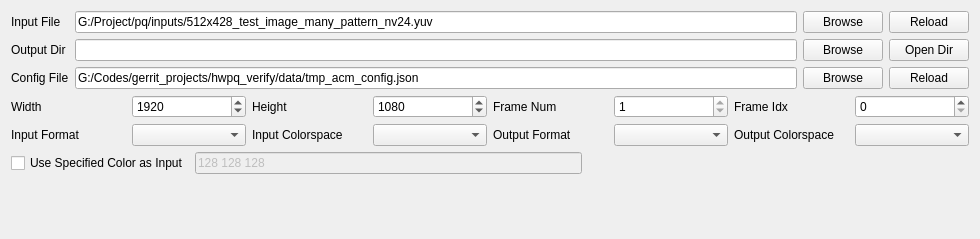
This is script/verify_tool_app/ui/io_ui.ui in FaiScofield/hwpq_verify as Qt 5 draws it before an edit. The edited form follows.
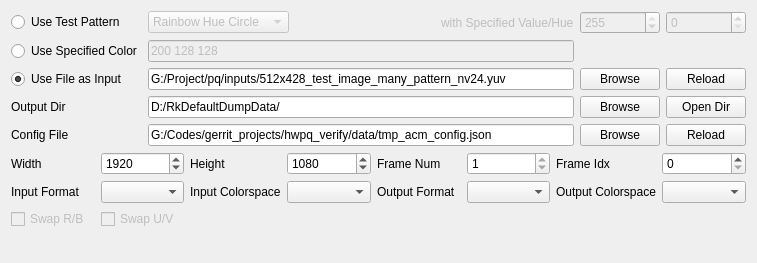
This is the edited form.

Diff of the .ui file:
```diff
--- a/script/verify_tool_app/ui/io_ui.ui
+++ b/script/verify_tool_app/ui/io_ui.ui
@@ -6,8 +6,8 @@
    <rect>
     <x>0</x>
     <y>0</y>
-    <width>980</width>
-    <height>239</height>
+    <width>757</width>
+    <height>263</height>
    </rect>
   </property>
   <property name="windowTitle">
@@ -15,106 +15,255 @@
   </property>
   <layout class="QVBoxLayout" name="verticalLayout">
    <item>
-    <layout class="QFormLayout" name="formLayout">
-     <property name="fieldGrowthPolicy">
-      <enum>QFormLayout::FieldGrowthPolicy::AllNonFixedFieldsGrow</enum>
-     </property>
-     <item row="0" column="0">
-      <widget class="QLabel" name="label_input_file">
+    <layout class="QGridLayout" name="gridLayout_IO">
+     <item row="2" column="1">
+      <widget class="QLineEdit" name="lineEdit_setColor">
+       <property name="enabled">
+        <bool>false</bool>
+       </property>
+       <property name="toolTip">
+        <string>&lt;html&gt;&lt;head/&gt;&lt;body&gt;&lt;p&gt;指定纯色作为输入（注意和输入的格式及色彩空间都有关系）&lt;/p&gt;&lt;/body&gt;&lt;/html&gt;</string>
+       </property>
        <property name="text">
-        <string>Input File</string>
+        <string>200 128 128</string>
        </property>
       </widget>
      </item>
-     <item row="0" column="1">
-      <layout class="QHBoxLayout" name="horizontalLayout_input_file">
-       <item>
-        <widget class="QLineEdit" name="lineEdit_input_file">
-         <property name="text">
-          <string>G:/Project/pq/inputs/512x428_test_image_many_pattern_nv24.yuv</string>
-         </property>
-        </widget>
-       </item>
-       <item>
-        <widget class="QPushButton" name="pushButton_browse_input">
-         <property name="text">
-          <string>Browse</string>
-         </property>
-        </widget>
-       </item>
-       <item>
-        <widget class="QPushButton" name="pushButton_reload">
-         <property name="text">
-          <string>Reload</string>
-         </property>
-        </widget>
-       </item>
-      </layout>
+     <item row="4" column="3">
+      <widget class="QPushButton" name="pushButton_open_output">
+       <property name="text">
+        <string>Open Dir</string>
+       </property>
+      </widget>
+     </item>
+     <item row="5" column="1">
+      <widget class="QLineEdit" name="lineEdit_config_file">
+       <property name="text">
+        <string>G:/Codes/gerrit_projects/hwpq_verify/data/tmp_acm_config.json</string>
+       </property>
+      </widget>
+     </item>
+     <item row="4" column="2">
+      <widget class="QPushButton" name="pushButton_browse_output">
+       <property name="text">
+        <string>Browse</string>
+       </property>
+      </widget>
+     </item>
+     <item row="3" column="2">
+      <widget class="QPushButton" name="pushButton_browse_input">
+       <property name="text">
+        <string>Browse</string>
+       </property>
+      </widget>
      </item>
      <item row="1" column="0">
+      <widget class="QRadioButton" name="radioButton_useTestPattern">
+       <property name="text">
+        <string>Use Test Pattern</string>
+       </property>
+       <attribute name="buttonGroup">
+        <string notr="true">buttonGroup</string>
+       </attribute>
+      </widget>
+     </item>
+     <item row="4" column="1">
+      <widget class="QLineEdit" name="lineEdit_output_dir">
+       <property name="text">
+        <string>D:/RkDefaultDumpData/</string>
+       </property>
+      </widget>
+     </item>
+     <item row="4" column="0">
       <widget class="QLabel" name="label_output_dir">
        <property name="text">
         <string>Output Dir</string>
        </property>
       </widget>
      </item>
-     <item row="1" column="1">
-      <layout class="QHBoxLayout" name="horizontalLayout_output_dir">
-       <item>
-        <widget class="QLineEdit" name="lineEdit_output_dir"/>
-       </item>
-       <item>
-        <widget class="QPushButton" name="pushButton_browse_output">
-         <property name="text">
-          <string>Browse</string>
-         </property>
-        </widget>
-       </item>
-       <item>
-        <widget class="QPushButton" name="pushButton_open_output">
-         <property name="text">
-          <string>Open Dir</string>
-         </property>
-        </widget>
-       </item>
-      </layout>
-     </item>
-     <item row="2" column="0">
+     <item row="5" column="0">
       <widget class="QLabel" name="label_config_file">
        <property name="text">
         <string>Config File</string>
        </property>
       </widget>
      </item>
-     <item row="2" column="1">
-      <layout class="QHBoxLayout" name="horizontalLayout_config_file">
+     <item row="3" column="1">
+      <widget class="QLineEdit" name="lineEdit_input_file">
+       <property name="text">
+        <string>G:/Project/pq/inputs/512x428_test_image_many_pattern_nv24.yuv</string>
+       </property>
+      </widget>
+     </item>
+     <item row="5" column="3">
+      <widget class="QPushButton" name="pushButton_load_config">
+       <property name="text">
+        <string>Reload</string>
+       </property>
+      </widget>
+     </item>
+     <item row="3" column="0">
+      <widget class="QRadioButton" name="radioButton_useInputFile">
+       <property name="text">
+        <string>Use File as Input</string>
+       </property>
+       <property name="checked">
+        <bool>true</bool>
+       </property>
+       <attribute name="buttonGroup">
+        <string notr="true">buttonGroup</string>
+       </attribute>
+      </widget>
+     </item>
+     <item row="3" column="3">
+      <widget class="QPushButton" name="pushButton_reload">
+       <property name="text">
+        <string>Reload</string>
+       </property>
+      </widget>
+     </item>
+     <item row="2" column="0">
+      <widget class="QRadioButton" name="radioButton_useSecColor">
+       <property name="toolTip">
+        <string>&lt;html&gt;&lt;head/&gt;&lt;body&gt;&lt;p&gt;指定纯色作为输入（注意和输入的格式及色彩空间都有关系）&lt;/p&gt;&lt;/body&gt;&lt;/html&gt;</string>
+       </property>
+       <property name="text">
+        <string>Use Specified Color</string>
+       </property>
+       <attribute name="buttonGroup">
+        <string notr="true">buttonGroup</string>
+       </attribute>
+      </widget>
+     </item>
+     <item row="5" column="2">
+      <widget class="QPushButton" name="pushButton_browse_config">
+       <property name="text">
+        <string>Browse</string>
+       </property>
+      </widget>
+     </item>
+     <item row="1" column="1">
+      <layout class="QHBoxLayout" name="horizontalLayout">
+       <property name="topMargin">
+        <number>0</number>
+       </property>
        <item>
-        <widget class="QLineEdit" name="lineEdit_config_file">
-         <property name="text">
-          <string>G:/Codes/gerrit_projects/hwpq_verify/data/tmp_acm_config.json</string>
+        <widget class="QComboBox" name="comboBox_useTestPattern">
+         <property name="enabled">
+          <bool>false</bool>
          </property>
+         <property name="sizePolicy">
+          <sizepolicy hsizetype="Fixed" vsizetype="Fixed">
+           <horstretch>1</horstretch>
+           <verstretch>0</verstretch>
+          </sizepolicy>
+         </property>
+         <item>
+          <property name="text">
+           <string>Rainbow Hue Circle</string>
+          </property>
+         </item>
+         <item>
+          <property name="text">
+           <string>Rainbow Hue Ramp</string>
+          </property>
+         </item>
+         <item>
+          <property name="text">
+           <string>HSV Patches</string>
+          </property>
+         </item>
+         <item>
+          <property name="text">
+           <string>Saturation Ramp</string>
+          </property>
+         </item>
+         <item>
+          <property name="text">
+           <string>Value Ramp</string>
+          </property>
+         </item>
+         <item>
+          <property name="text">
+           <string>Gray Ramp</string>
+          </property>
+         </item>
         </widget>
        </item>
        <item>
-        <widget class="QPushButton" name="pushButton_browse_config">
-         <property name="text">
-          <string>Browse</string>
+        <spacer name="horizontalSpacer">
+         <property name="orientation">
+          <enum>Qt::Orientation::Horizontal</enum>
          </property>
-        </widget>
+         <property name="sizeHint" stdset="0">
+          <size>
+           <width>40</width>
+           <height>20</height>
+          </size>
+         </property>
+        </spacer>
        </item>
        <item>
-        <widget class="QPushButton" name="pushButton_load_config">
+        <widget class="QLabel" name="label_valueV">
+         <property name="enabled">
+          <bool>false</bool>
+         </property>
          <property name="text">
-          <string>Reload</string>
+          <string>with Specified Value/Hue</string>
          </property>
         </widget>
        </item>
       </layout>
      </item>
+     <item row="1" column="2">
+      <widget class="QSpinBox" name="spinBox_valueV">
+       <property name="enabled">
+        <bool>false</bool>
+       </property>
+       <property name="maximum">
+        <number>255</number>
+       </property>
+       <property name="value">
+        <number>255</number>
+       </property>
+      </widget>
+     </item>
+     <item row="1" column="3">
+      <widget class="QSpinBox" name="spinBox_valueH">
+       <property name="enabled">
+        <bool>false</bool>
+       </property>
+       <property name="maximum">
+        <number>360</number>
+       </property>
+       <property name="value">
+        <number>0</number>
+       </property>
+      </widget>
+     </item>
     </layout>
    </item>
    <item>
-    <layout class="QGridLayout" name="gridLayout">
+    <layout class="QGridLayout" name="gridLayout_fmt">
+     <item row="0" column="5">
+      <widget class="QSpinBox" name="spinBox_frame_num">
+       <property name="readOnly">
+        <bool>true</bool>
+       </property>
+       <property name="minimum">
+        <number>1</number>
+       </property>
+       <property name="maximum">
+        <number>10000</number>
+       </property>
+      </widget>
+     </item>
+     <item row="1" column="1">
+      <widget class="QComboBox" name="comboBox_input_format"/>
+     </item>
+     <item row="1" column="5">
+      <widget class="QComboBox" name="comboBox_output_format"/>
+     </item>
      <item row="0" column="0">
       <widget class="QLabel" name="label_width">
        <property name="text">
@@ -122,26 +271,6 @@
        </property>
       </widget>
      </item>
-     <item row="0" column="1">
-      <widget class="QSpinBox" name="spinBox_width">
-       <property name="minimum">
-        <number>1</number>
-       </property>
-       <property name="maximum">
-        <number>8192</number>
-       </property>
-       <property name="value">
-        <number>1920</number>
-       </property>
-      </widget>
-     </item>
-     <item row="0" column="2">
-      <widget class="QLabel" name="label_height">
-       <property name="text">
-        <string>Height</string>
-       </property>
-      </widget>
-     </item>
      <item row="0" column="3">
       <widget class="QSpinBox" name="spinBox_height">
        <property name="minimum">
@@ -162,23 +291,23 @@
        </property>
       </widget>
      </item>
-     <item row="0" column="5">
-      <widget class="QSpinBox" name="spinBox_frame_num">
-       <property name="readOnly">
-        <bool>true</bool>
-       </property>
+     <item row="0" column="1">
+      <widget class="QSpinBox" name="spinBox_width">
        <property name="minimum">
         <number>1</number>
        </property>
        <property name="maximum">
-        <number>10000</number>
+        <number>8192</number>
+       </property>
+       <property name="value">
+        <number>1920</number>
        </property>
       </widget>
      </item>
-     <item row="0" column="6">
-      <widget class="QLabel" name="label_frame_idx">
+     <item row="1" column="2">
+      <widget class="QLabel" name="label_input_colorspace">
        <property name="text">
-        <string>Frame Idx</string>
+        <string>Input Colorspace</string>
        </property>
       </widget>
      </item>
@@ -189,6 +318,19 @@
        </property>
       </widget>
      </item>
+     <item row="1" column="3">
+      <widget class="QComboBox" name="comboBox_input_colorspace"/>
+     </item>
+     <item row="1" column="7">
+      <widget class="QComboBox" name="comboBox_output_colorspace"/>
+     </item>
+     <item row="0" column="6">
+      <widget class="QLabel" name="label_frame_idx">
+       <property name="text">
+        <string>Frame Idx</string>
+       </property>
+      </widget>
+     </item>
      <item row="1" column="0">
       <widget class="QLabel" name="label_input_format">
        <property name="text">
@@ -196,29 +338,6 @@
        </property>
       </widget>
      </item>
-     <item row="1" column="1">
-      <widget class="QComboBox" name="comboBox_input_format"/>
-     </item>
-     <item row="1" column="2">
-      <widget class="QLabel" name="label_input_colorspace">
-       <property name="text">
-        <string>Input Colorspace</string>
-       </property>
-      </widget>
-     </item>
-     <item row="1" column="3">
-      <widget class="QComboBox" name="comboBox_input_colorspace"/>
-     </item>
-     <item row="1" column="4">
-      <widget class="QLabel" name="label_output_format">
-       <property name="text">
-        <string>Output Format</string>
-       </property>
-      </widget>
-     </item>
-     <item row="1" column="5">
-      <widget class="QComboBox" name="comboBox_output_format"/>
-     </item>
      <item row="1" column="6">
       <widget class="QLabel" name="label_output_colorspace">
        <property name="text">
@@ -226,42 +345,39 @@
        </property>
       </widget>
      </item>
-     <item row="1" column="7">
-      <widget class="QComboBox" name="comboBox_output_colorspace"/>
+     <item row="0" column="2">
+      <widget class="QLabel" name="label_height">
+       <property name="text">
+        <string>Height</string>
+       </property>
+      </widget>
      </item>
-    </layout>
-   </item>
-   <item>
-    <layout class="QHBoxLayout" name="horizontalLayout_set_color">
-     <item>
-      <widget class="QCheckBox" name="checkBox_set_color">
+     <item row="1" column="4">
+      <widget class="QLabel" name="label_output_format">
        <property name="text">
-        <string>Use Specified Color as Input</string>
+        <string>Output Format</string>
        </property>
       </widget>
      </item>
-     <item>
-      <widget class="QLineEdit" name="lineEdit_set_color">
+     <item row="2" column="1">
+      <widget class="QCheckBox" name="checkBox">
        <property name="enabled">
         <bool>false</bool>
        </property>
        <property name="text">
-        <string>128 128 128</string>
+        <string>Swap U/V</string>
        </property>
       </widget>
      </item>
-     <item>
-      <spacer name="horizontalSpacer">
-       <property name="orientation">
-        <enum>Qt::Orientation::Horizontal</enum>
+     <item row="2" column="0">
+      <widget class="QCheckBox" name="checkBox_2">
+       <property name="enabled">
+        <bool>false</bool>
        </property>
-       <property name="sizeHint" stdset="0">
-        <size>
-         <width>40</width>
-         <height>20</height>
-        </size>
+       <property name="text">
+        <string>Swap R/B</string>
        </property>
-      </spacer>
+      </widget>
      </item>
     </layout>
    </item>
```
Left out of the diff: 3 changed lines with no effect on the pictures.
